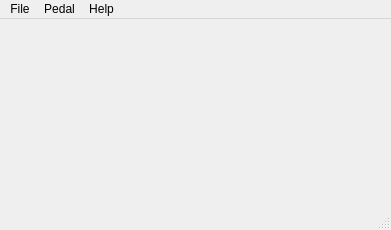
The window that src/pyfx/ui/pedal_builder_main_window.ui (keatoncscheible/gfx_dev_app) describes before a commit, drawn with Qt 5.
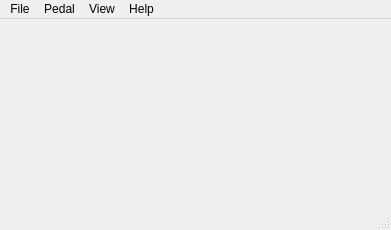
The same window after the commit. Custom widgets are drawn as their Qt base class.

The edit to the form file:
```diff
--- a/src/pyfx/ui/pedal_builder_main_window.ui
+++ b/src/pyfx/ui/pedal_builder_main_window.ui
@@ -143,8 +143,16 @@
     <addaction name="action_add_knob"/>
     <addaction name="action_add_footswitch"/>
    </widget>
+   <widget class="QMenu" name="menu_view">
+    <property name="title">
+     <string>View</string>
+    </property>
+    <addaction name="action_knob_displays"/>
+    <addaction name="action_footswitch_displays"/>
+   </widget>
    <addaction name="menu_file"/>
    <addaction name="menu_pedal"/>
+   <addaction name="menu_view"/>
    <addaction name="menu_help"/>
   </widget>
   <widget class="QStatusBar" name="statusbar"/>
```
Left out of the diff: 56 changed lines with no effect on the pictures.
